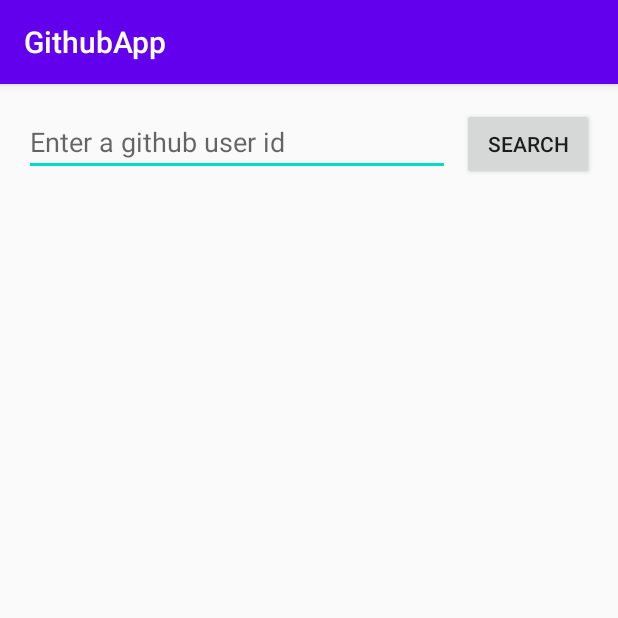
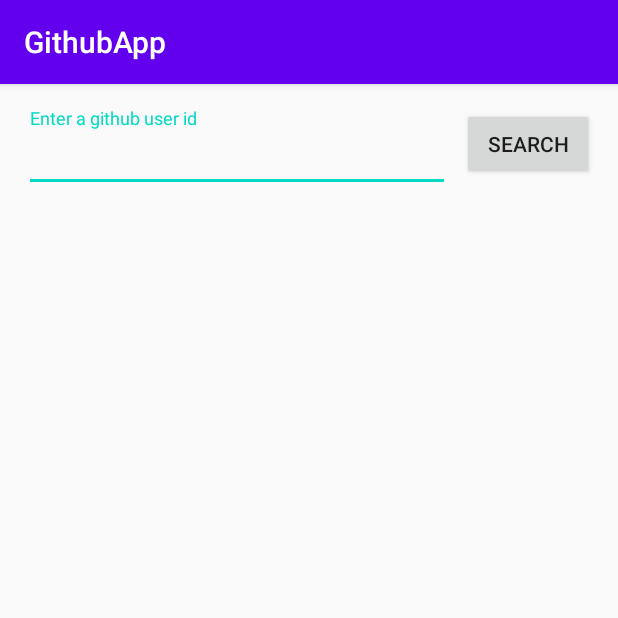
Before and after one commit to YinkaOlu/GithubApp, an Android app: the screen it shows after launch (MainActivity), on a phone screen of 412 x 824 dp, the top half of it. Run offline under Robolectric (Android 15) with nearby library versions, the phone set to English and light mode, and no system bars; our stand-ins replace Picasso; pictures from the network do not load.

Commit message:
Add material design hint

```diff
--- a/app/src/main/res/layout/activity_main.xml
+++ b/app/src/main/res/layout/activity_main.xml
@@ -15,15 +15,22 @@
         android:layout_height="wrap_content"
         android:visibility="gone"/>
 
-    <EditText
-        android:id="@+id/editSearch"
+    <com.google.android.material.textfield.TextInputLayout
+        android:id="@+id/editSearchContainer"
         android:layout_width="0dp"
         android:layout_height="wrap_content"
         app:layout_constraintTop_toBottomOf="@id/loadingBar"
         app:layout_constraintLeft_toLeftOf="parent"
         app:layout_constraintRight_toLeftOf="@+id/searchBtn"
         android:layout_margin="8dp"
-        android:hint="@string/search_edit_text_hint"/>
+        android:hint="@string/search_edit_text_hint">
+        <com.google.android.material.textfield.TextInputEditText
+            android:id="@+id/editSearch"
+            android:layout_width="match_parent"
+            android:layout_height="wrap_content"
+            />
+    </com.google.android.material.textfield.TextInputLayout>
+
     <Button
         android:id="@+id/searchBtn"
         android:text="@string/search_button_text"
```
